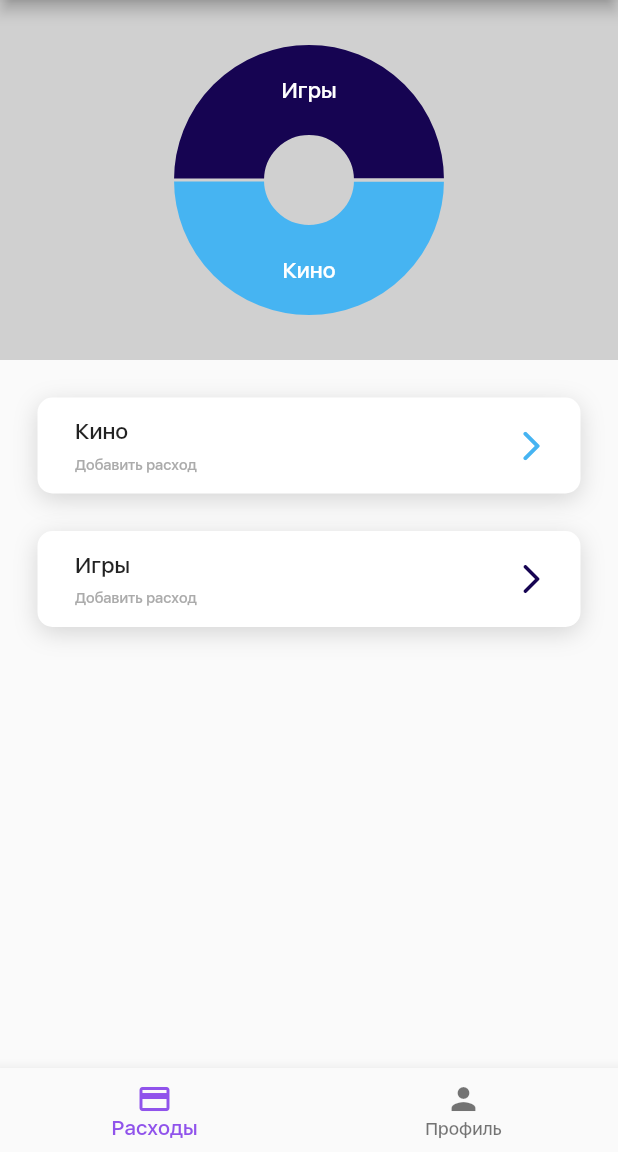
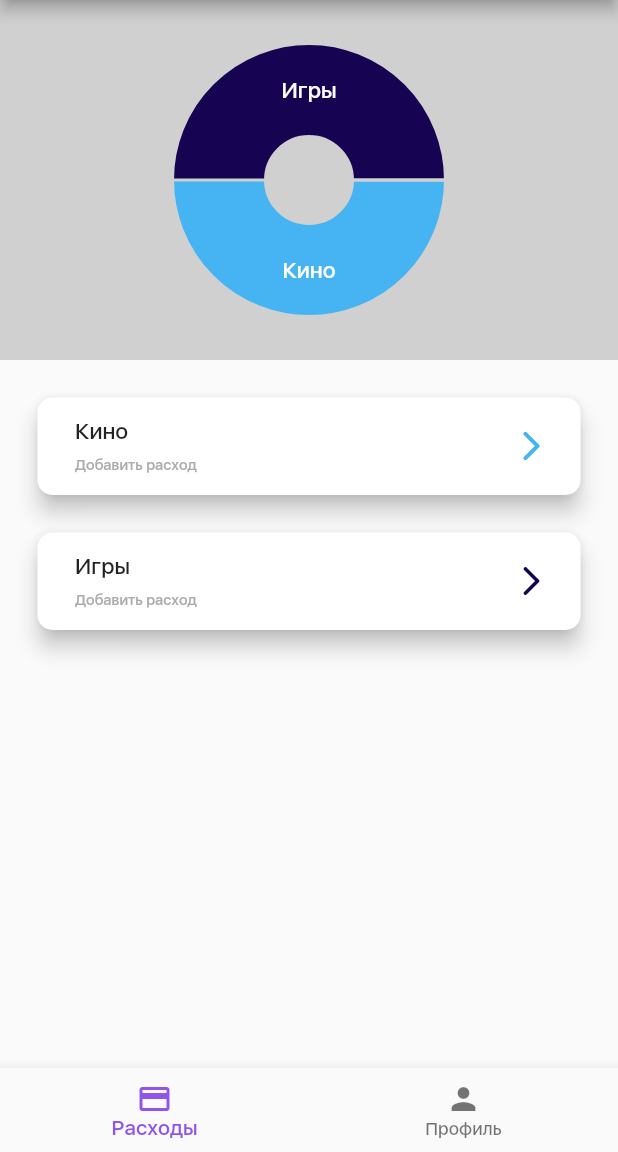
Before and after one commit to Neikan/flutter-money-tracker, a Flutter app: the screen it shows after launch, on a phone screen of 412 x 824 dp, the part 84-1236 px from its top. Run offline on Flutter 3.47's test engine with Material 2 defaults, Android fonts, the phone set to English and light mode, and no system bars; drawn by our look-alikes of fl_chart; our stand-ins replace date_format, flutter_bloc, freezed_annotation; project files that could hold a hidden picture were left out.

Commit message:
feat(presentation): update ScreenSummary

```diff
--- a/lib/presentation/ui/screens/screen_summary/components/fmt_category.dart
+++ b/lib/presentation/ui/screens/screen_summary/components/fmt_category.dart
@@ -9,49 +9,32 @@ class _FMTCategory extends StatelessWidget {
 
   @override
   Widget build(BuildContext context) {
-    return Container(
-      margin: const EdgeInsets.only(bottom: 25.0),
-      decoration: BoxDecoration(
-        color: Colors.white,
-        shape: BoxShape.rectangle,
-        borderRadius: BorderRadius.circular(10.0),
-        boxShadow: const [
-          BoxShadow(
-            color: colors.shadow,
-            spreadRadius: 0.0,
-            blurRadius: 13.0,
-            offset: Offset(0.0, 4.0),
-          ),
-        ],
-      ),
-      child: ListTile(
-        shape: RoundedRectangleBorder(
-          borderRadius: BorderRadius.circular(15.0),
-        ),
+    void handleTap() => GlobalNavigator.showAlert(
+          FMTDialogSpending(category: category),
+        );
+
+    void handlePressed() {
+      final arguments = {keyArgsCategory: category};
+
+      Navigator.pushNamed(
+        context,
+        routeSpendings,
+        arguments: arguments,
+      );
+    }
+
+    return FMTCard(
       title: FMTHeroText(
         tag: category.id,
         title: category.name,
       ),
-        subtitle: Text(
-          labelsCategories[keySpendingAdd]!,
-          style: const TextStyle(
-            fontSize: 10,
-            color: colors.gray,
-          ),
-        ),
+      subtitle: labelsCategories[keySpendingAdd],
       trailing: IconButton(
-          onPressed: () {
-            final arguments = {keyArgsCategory: category};
-
-            Navigator.pushNamed(context, routeSpendings, arguments: arguments);
-          },
+        onPressed: handlePressed,
         color: parseColor(category.color),
         icon: const Icon(Icons.arrow_forward_ios_rounded),
       ),
-        onTap: () => GlobalNavigator.showAlert(FMTDialogSpending(
-          category: category,
-        )),
-      ),
+      onTap: handleTap,
     );
   }
 }
--- a/lib/presentation/ui/screens/screen_summary/components/fmt_dialog_spending/fmt_button_add_spending.dart
+++ b/lib/presentation/ui/screens/screen_summary/components/fmt_dialog_spending/fmt_button_add_spending.dart
@@ -15,7 +15,7 @@ class _FMTButtonAddSpending extends StatelessWidget {
       padding: const EdgeInsets.only(top: 30.0, bottom: 6.0),
       child: ElevatedButton(
         onPressed: () {
-          context.read<BlocSpendings>().add(
+          BlocProvider.of<BlocSpendings>(context).add(
             BlocSpendingsEventAdd(
               AppSpending(
                 id: const Uuid().v4(),
--- a/lib/presentation/ui/screens/screen_summary/screen_summary.dart
+++ b/lib/presentation/ui/screens/screen_summary/screen_summary.dart
@@ -22,6 +22,7 @@ import 'package:fmt/presentation/consts/translations.dart';
 import 'package:fmt/presentation/ui/components/fmt_alert_dialog.dart';
 import 'package:fmt/presentation/ui/components/fmt_app_bar.dart';
 import 'package:fmt/presentation/ui/components/fmt_bottom_bar.dart';
+import 'package:fmt/presentation/ui/components/fmt_card.dart';
 import 'package:fmt/presentation/ui/components/fmt_error_data.dart';
 import 'package:fmt/presentation/ui/components/fmt_hero_text.dart';
 import 'package:fmt/presentation/ui/components/fmt_loader.dart';
```
Also changed, not shown: lib/presentation/ui/screens/screen_summary/components/fmt_dialog_category/fmt_button_add_category.dart (+7 -9 lines). Lines whose indentation alone changed are shown as unchanged.
